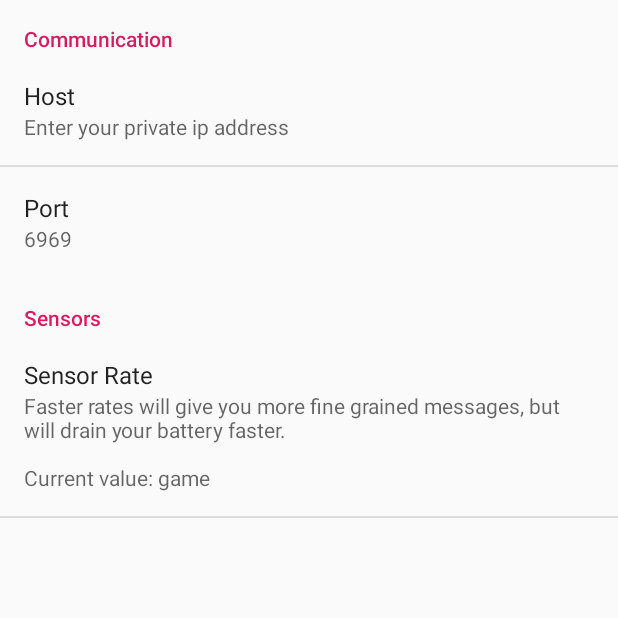
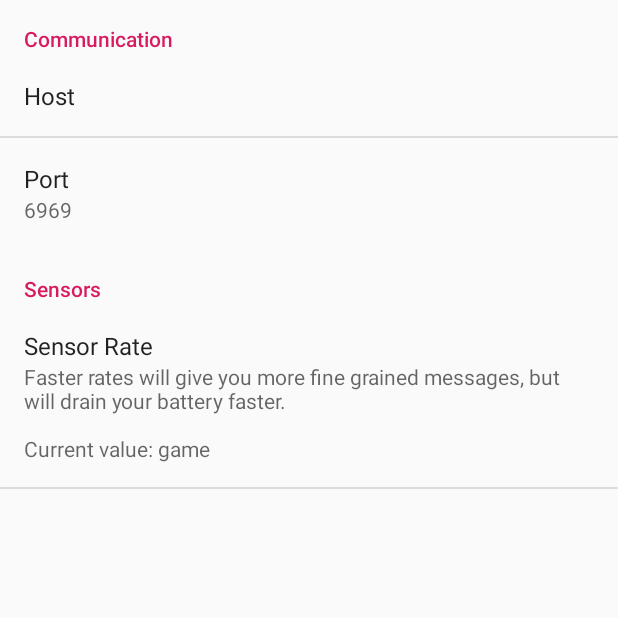
Before and after one commit to vishalBindal/SensorsForBeatSaber, an Android app: the SettingsActivity screen opened directly, with no data from a screen before it, on a phone screen of 412 x 824 dp, the top half of it. Run offline under Robolectric (Android 15) with nearby library versions, the phone set to English and light mode, and no system bars.

Commit message:
Default host to empty

```diff
--- a/app/src/main/java/in/devclub/osc/sensors/Settings.java
+++ b/app/src/main/java/in/devclub/osc/sensors/Settings.java
@@ -29,6 +29,6 @@ public class Settings extends in.devclub.common.sensors.Settings {
 	}
 
 	private String setHost(SharedPreferences preferences) {
-		return preferences.getString("pref_comm_host", "Enter your private ip address");
+		return preferences.getString("pref_comm_host", "");
 	}
 }
--- a/app/src/main/res/layout/activity_start_up.xml
+++ b/app/src/main/res/layout/activity_start_up.xml
@@ -25,8 +25,11 @@
             android:layout_width="wrap_content"
             android:layout_height="wrap_content"
             android:layout_gravity="center_vertical"
-            android:layout_marginTop="16dp"
+            android:layout_marginTop="8dp"
+            android:fontFamily="sans-serif-black"
             android:text="@string/send_data"
+            android:textAppearance="@style/TextAppearance.AppCompat.Title"
+            android:textSize="24sp"
             app:layout_constraintStart_toStartOf="parent"
             app:layout_constraintTop_toTopOf="parent" />
 
--- a/app/src/main/res/layout/sensor.xml
+++ b/app/src/main/res/layout/sensor.xml
@@ -23,7 +23,7 @@
             android:ellipsize="end"
             android:maxLines="1"
             android:text="group"
-            android:textAppearance="@style/TextAppearance.AppCompat.Headline"
+            android:textAppearance="@style/TextAppearance.AppCompat.Large"
             app:layout_constraintEnd_toStartOf="@+id/active"
             app:layout_constraintStart_toStartOf="parent"
             app:layout_constraintTop_toTopOf="parent" />
@@ -34,7 +34,7 @@
             android:layout_height="wrap_content"
             android:layout_marginTop="8dp"
             android:text="osc_prefix"
-            android:textAppearance="@style/TextAppearance.AppCompat.Subhead"
+            android:textAppearance="@style/TextAppearance.AppCompat.SearchResult.Subtitle"
             app:layout_constraintStart_toStartOf="parent"
             app:layout_constraintTop_toBottomOf="@id/group_name" />
 
--- a/app/src/main/res/values/colors.xml
+++ b/app/src/main/res/values/colors.xml
@@ -3,4 +3,6 @@
     <color name="colorPrimary">#008577</color>
     <color name="colorPrimaryDark">#00574B</color>
     <color name="colorAccent">#D81B60</color>
+    <color name="colorSaber">#990000</color>
+    <color name="colorBlack">#000000</color>
 </resources>
--- a/app/src/main/res/values/styles.xml
+++ b/app/src/main/res/values/styles.xml
@@ -3,8 +3,8 @@
     <!-- Base application theme. -->
     <style name="AppTheme" parent="Theme.AppCompat.Light.DarkActionBar">
         <!-- Customize your theme here. -->
-        <item name="colorPrimary">@color/colorPrimary</item>
-        <item name="colorPrimaryDark">@color/colorPrimaryDark</item>
+        <item name="colorPrimary">@color/colorSaber</item>
+        <item name="colorPrimaryDark">@color/colorBlack</item>
         <item name="colorAccent">@color/colorAccent</item>
     </style>
 
--- a/app/src/main/res/xml/preferences.xml
+++ b/app/src/main/res/xml/preferences.xml
@@ -3,7 +3,7 @@
 <PreferenceScreen xmlns:android="http://schemas.android.com/apk/res/android">
     <PreferenceCategory android:title="@string/communication">
         <in.devclub.common.preferences.ExtendedEditTextPreference
-            android:defaultValue="Enter your private ip address"
+            android:defaultValue=""
             android:key="pref_comm_host"
             android:persistent="true"
             android:title="@string/host"/>
```
